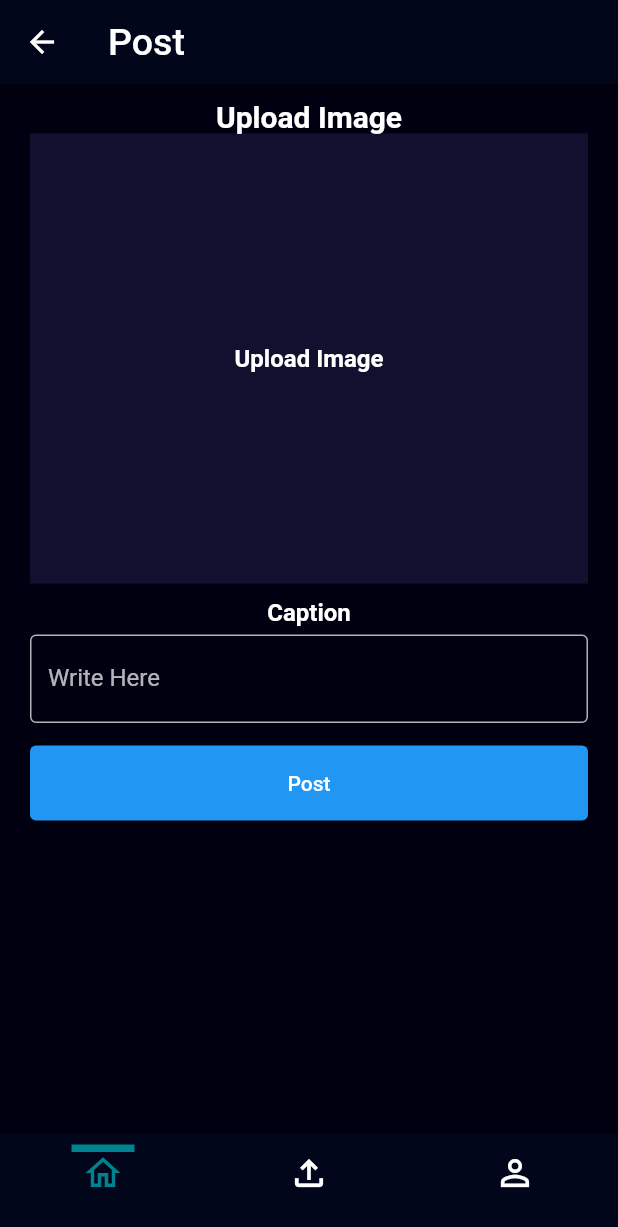
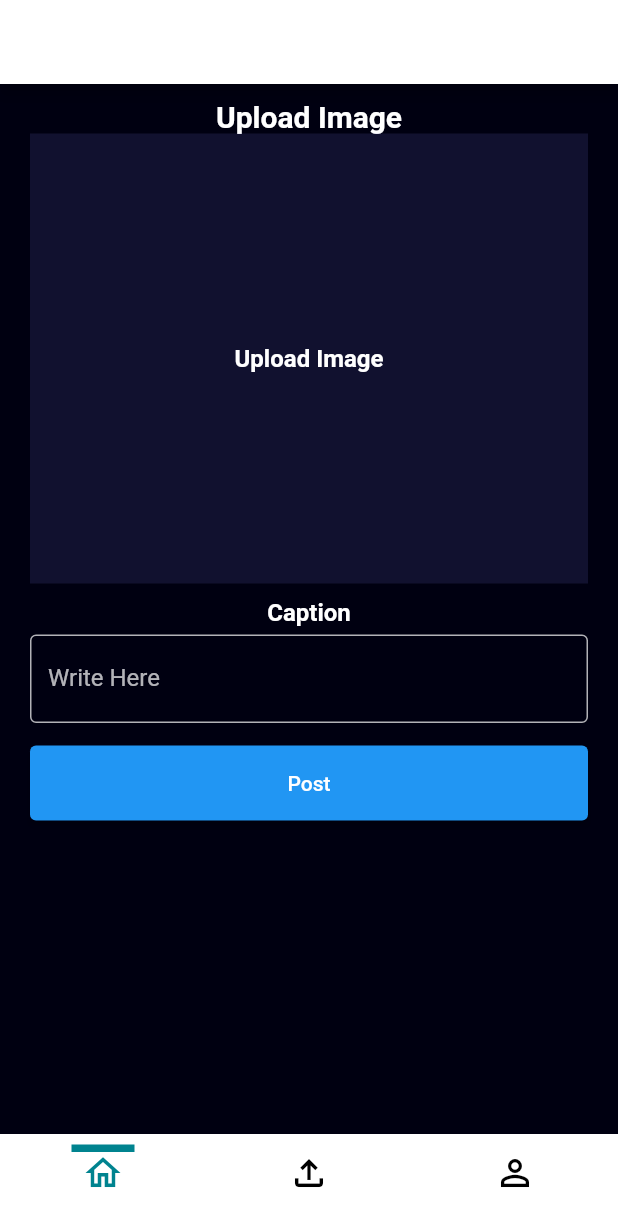
Before and after one commit to Himasnhu-AT/seniorconnect, a Flutter app: the BottomBar screen opened directly, after a tap on the "add" icon, on a phone screen of 412 x 824 dp. Shown: the top 1227 px of the screen. Run offline on Flutter 3.47's test engine with Material 2 defaults, Android fonts, the phone set to English and light mode, and no system bars; our stand-ins replace file_picker.

Commit message:
home screen

```diff
--- a/lib/constants/colors.dart
+++ /dev/null
@@ -1,10 +0,0 @@
-import 'package:flutter/material.dart';
-
-const colorconstants = {
-  'buttonBackground': Colors.blue,
-  'cardBackground': Color.fromRGBO(128, 128, 128, 0.7),
-  'appBarGradientStart': Colors.blue,
-  'appBarGradientEnd': Color(0xFF0D47A1), // Darker shade of blue
-  'textColorMain': Color(0xFF000000),
-  'background': Colors.white,
-};
--- a/lib/constants/global_variables.dart
+++ b/lib/constants/global_variables.dart
@@ -7,11 +7,14 @@ class GlobalVariable {
   static const String splash2 = 'assests/image/splash2.png';
   static const String splash3 = 'assests/image/splash3.png';
 
-  static const Color greyBackgroundCOlor = Color(0xffebecee);
+  static const Color greyBackgroundCOlor = Color.fromARGB(255, 108, 108, 109);
   static var selectedNavBarColor = Colors.cyan[800]!;
   static const unselectedNavBarColor = Colors.white;
-  static const backgroundColor = Color.fromARGB(255, 1, 6, 27);
+  static const backgroundColor = Colors.white;
   static const lightbackgroundColor = Color.fromARGB(51, 87, 87, 169);
+  static const textcolor = Colors.black;
+  static const buttonbackground = Colors.blue;
+  static const cardbackground = Color.fromRGBO(128, 128, 128, 0.7);
 
   // remove variable below:
   static const String groupicon = 'assests/image/groupicon.png';
--- a/lib/main.dart
+++ b/lib/main.dart
@@ -1,5 +1,5 @@
 import 'package:flutter/material.dart';
-import 'package:seniorconnect/constants/colors.dart';
+import 'package:seniorconnect/constants/Global_Variables.dart';
 import 'package:seniorconnect/screen/splash_screen/welcome_page.dart.dart';
 
 void main() {
@@ -18,9 +18,9 @@ class MyApp extends StatelessWidget {
         colorScheme: ColorScheme.fromSwatch(
           primarySwatch: Colors.blue,
         ).copyWith(
-          background: colorconstants['background'],
+          background: GlobalVariable.backgroundColor,
         ),
-        canvasColor: colorconstants['background'],
+        canvasColor: GlobalVariable.backgroundColor,
       ),
       home: const WelcomePage(),
     );
--- a/lib/navigationbarhomescreen.dart
+++ b/lib/navigationbarhomescreen.dart
@@ -39,7 +39,7 @@ class _BottomBarState extends State<BottomBar> {
       bottomNavigationBar: BottomNavigationBar(
         currentIndex: _page,
         selectedItemColor: GlobalVariable.selectedNavBarColor,
-        unselectedItemColor: GlobalVariable.unselectedNavBarColor,
+        unselectedItemColor: const Color.fromARGB(255, 0, 0, 0),
         backgroundColor: GlobalVariable.backgroundColor,
         iconSize: 28,
         onTap: updatePage,
--- a/lib/screen/auth_page/widgets/custom_button.dart
+++ b/lib/screen/auth_page/widgets/custom_button.dart
@@ -1,5 +1,5 @@
 import 'package:flutter/material.dart';
-import 'package:seniorconnect/constants/colors.dart';
+import 'package:seniorconnect/constants/global_variables.dart';
 
 class CustomButton extends StatelessWidget {
   final String text;
@@ -19,7 +19,7 @@ class CustomButton extends StatelessWidget {
       child: ElevatedButton(
         onPressed: onPressed,
         style: ElevatedButton.styleFrom(
-          backgroundColor: colorconstants['buttonBackground'],
+          backgroundColor: GlobalVariable.buttonbackground,
           shape: RoundedRectangleBorder(
             borderRadius: BorderRadius.circular(35.0),
           ),
--- a/lib/screen/homescreens/mainscreen/homescreen.dart
+++ b/lib/screen/homescreens/mainscreen/homescreen.dart
@@ -65,13 +65,14 @@ class HomeScreen extends StatelessWidget {
         appBar: AppBar(
           backgroundColor: GlobalVariable.backgroundColor,
           title: Row(
+            mainAxisAlignment: MainAxisAlignment.spaceEvenly,
             children: [
               const Text(
                 'Senior Connect',
                 style: TextStyle(
                   fontSize: 25,
                   fontWeight: FontWeight.w600,
-                  color: Colors.white,
+                  color: GlobalVariable.textcolor,
                 ),
               ),
               const Spacer(),
@@ -149,9 +150,9 @@ class BuildStoryAddButton extends StatelessWidget {
         margin: const EdgeInsets.only(right: 10),
         width: 50,
         height: 50,
-        decoration: BoxDecoration(
+        decoration: const BoxDecoration(
           shape: BoxShape.circle,
-          color: Colors.grey[300],
+          color: GlobalVariable.cardbackground,
         ),
         child: const Icon(
           Icons.add,
@@ -200,86 +201,3 @@ class BuildStoryItem extends StatelessWidget {
     );
   }
 }
-
-
-
-
-
-// OLD HOME SCREEN:
-// // ignore_for_file: sized_box_for_whitespace
-// import 'package:flutter/material.dart';
-// import 'package:seniorconnect/constants/Global_Variables.dart';
-// import 'package:seniorconnect/screen/chatscreens/trendinggroups.dart';
-// import 'package:seniorconnect/screen/chatscreens/yourmessages.dart';
-
-// class HomeScreen extends StatefulWidget {
-//   static const String routeName = '/home';
-//   const HomeScreen({Key? key}) : super(key: key);
-
-//   @override
-//   State<HomeScreen> createState() => _HomeScreenState();
-// }
-
-// class _HomeScreenState extends State<HomeScreen> {
-//   @override
-//   Widget build(BuildContext context) {
-//     return Scaffold(
-//       appBar: AppBar(
-//         title: const Text(
-//           'Welcome to Senior Connect',
-//           style: TextStyle(
-//             fontSize: 25,
-//             fontWeight: FontWeight.w600,
-//             color: Colors.white,
-//           ),
-//         ),
-//         backgroundColor: GlobalVariable.backgroundColor,
-//       ),
-//       body: SingleChildScrollView(
-//         child: Column(
-//           children: [
-//             const SizedBox(height: 20),
-//             const Text(
-//               'Trending Groups',
-//               style: TextStyle(
-//                 fontSize: 20,
-//                 fontWeight: FontWeight.w400,
-//                 color: Colors.white,
-//               ),
-//             ),
-//             const SizedBox(height: 5),
-//             Container(
-//               // width: double.infinity,
-//               height: 200,
-//               child: const SingleChildScrollView(
-//                 scrollDirection: Axis.horizontal,
-//                 child: TrendingGroupChat(),
-//               ),
-//             ),
-//             //
-//             //
-//             const SizedBox(height: 20),
-//             //
-//             //
-//             const Text(
-//               'Your Messages',
-//               style: TextStyle(
-//                 fontSize: 20,
-//                 fontWeight: FontWeight.w400,
-//                 color: Colors.white,
-//               ),
-//             ),
-//             const SizedBox(height: 5),
-//             Container(
-//               width: double.infinity,
-//               height: 400,
-//               child: const SingleChildScrollView(
-//                 child: UsersMessages(numberOfChats: 5),
-//               ),
-//             ),
-//           ],
-//         ),
-//       ),
-//     );
-//   }
-// }
--- a/lib/screen/homescreens/mainscreen/widget/postwidget.dart
+++ b/lib/screen/homescreens/mainscreen/widget/postwidget.dart
@@ -33,7 +33,7 @@ class _PostWidgetState extends State<PostWidget> {
                 Text(
                   widget.post.username,
                   style: const TextStyle(
-                    color: Colors.white,
+                    color: GlobalVariable.textcolor,
                     fontSize: 20,
                     fontWeight: FontWeight.normal,
                   ),
@@ -48,18 +48,18 @@ class _PostWidgetState extends State<PostWidget> {
                       iconSize: 30,
                       icon: const Icon(
                         Icons.save_alt_outlined,
-                        color: Colors.white,
+                        color: GlobalVariable.textcolor,
                       ),
                     ),
                   ],
                 ),
                 PopupMenuButton(
-                  color: const Color.fromARGB(255, 5, 17, 65),
+                  color: const Color.fromARGB(255, 0, 0, 0),
                   itemBuilder: (context) => [
                     const PopupMenuItem(
                       value: 'delete',
                       child: Text(
-                        'Delete Post',
+                        'Report Post',
                         style: TextStyle(
                             color: Colors.white,
                             fontSize: 18,
@@ -89,7 +89,7 @@ class _PostWidgetState extends State<PostWidget> {
                   iconSize: 30,
                   icon: const Icon(
                     Icons.more_vert,
-                    color: Colors.white,
+                    color: GlobalVariable.textcolor,
                   ),
                 ),
               ],
@@ -101,7 +101,7 @@ class _PostWidgetState extends State<PostWidget> {
             child: Text(
               widget.post.caption,
               style: const TextStyle(
-                color: Colors.white,
+                color: GlobalVariable.textcolor,
                 fontSize: 18,
                 fontWeight: FontWeight.normal,
               ),
@@ -122,9 +122,8 @@ class _PostWidgetState extends State<PostWidget> {
           //
           // ignore: prefer_const_constructors
           Padding(
-            padding: const EdgeInsets.all(20.0),
+            padding: const EdgeInsets.symmetric(horizontal: 20.0),
             child: Row(
-              mainAxisAlignment: MainAxisAlignment.spaceBetween,
               children: [
                 // Like Button
                 BottomButton(
@@ -145,11 +144,6 @@ class _PostWidgetState extends State<PostWidget> {
                     number: widget.post.comments,
                     icon: Icons.comment_outlined,
                     onTapcallback: () => {}),
-                // Share Button
-                BottomButton(
-                    number: widget.post.shares,
-                    icon: Icons.share_outlined,
-                    onTapcallback: () => {}),
               ],
             ),
           ),
@@ -166,10 +160,8 @@ Widget BottomButton({
   required Function onTapcallback,
 }) {
   return Container(
-    decoration: BoxDecoration(
+    decoration: const BoxDecoration(
       color: Colors.transparent,
-      border: Border.all(color: Colors.white),
-      borderRadius: BorderRadius.circular(10),
     ),
     child: Padding(
       padding: const EdgeInsets.all(8.0),
@@ -178,8 +170,8 @@ Widget BottomButton({
           Text(
             number.toString(),
             style: const TextStyle(
-              color: Colors.white,
-              fontSize: 25,
+              color: GlobalVariable.textcolor,
+              fontSize: 15,
               fontWeight: FontWeight.normal,
             ),
           ),
@@ -188,8 +180,8 @@ Widget BottomButton({
             onTap: onTapcallback as void Function()?,
             child: Icon(
               icon,
-              size: 30,
-              color: Colors.white,
+              size: 20,
+              color: GlobalVariable.textcolor,
             ),
           ),
         ],
```
